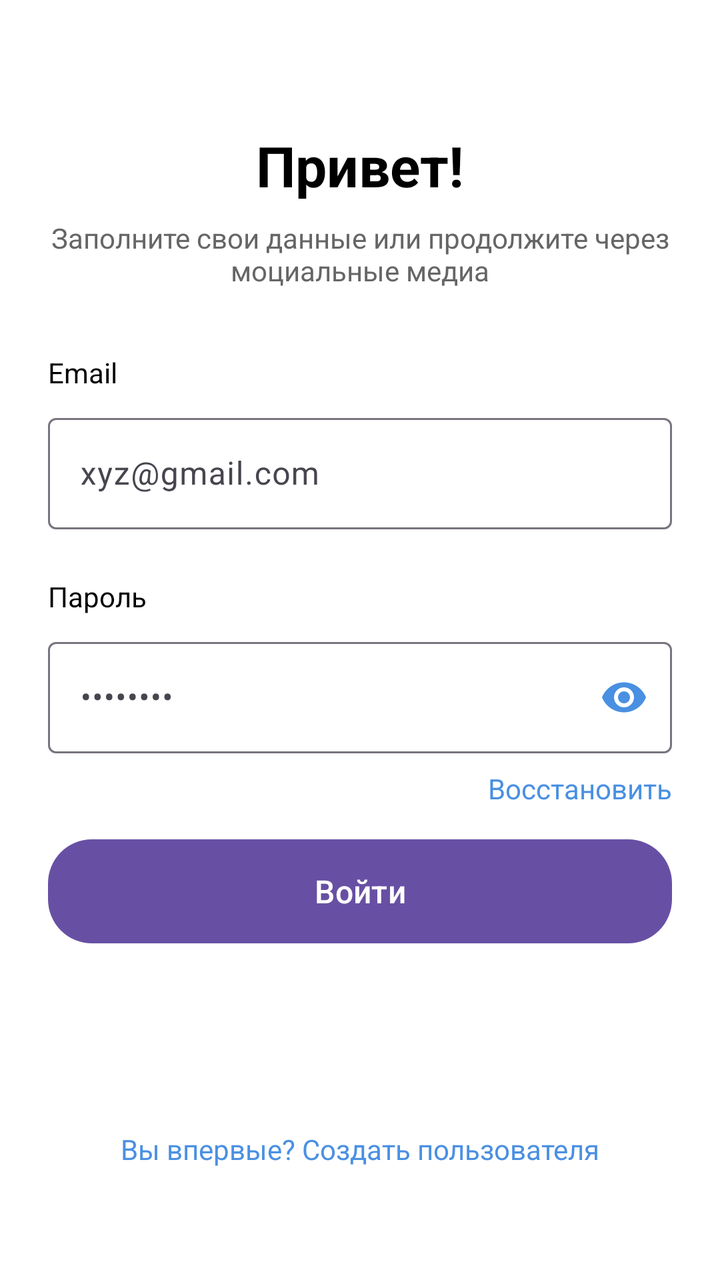
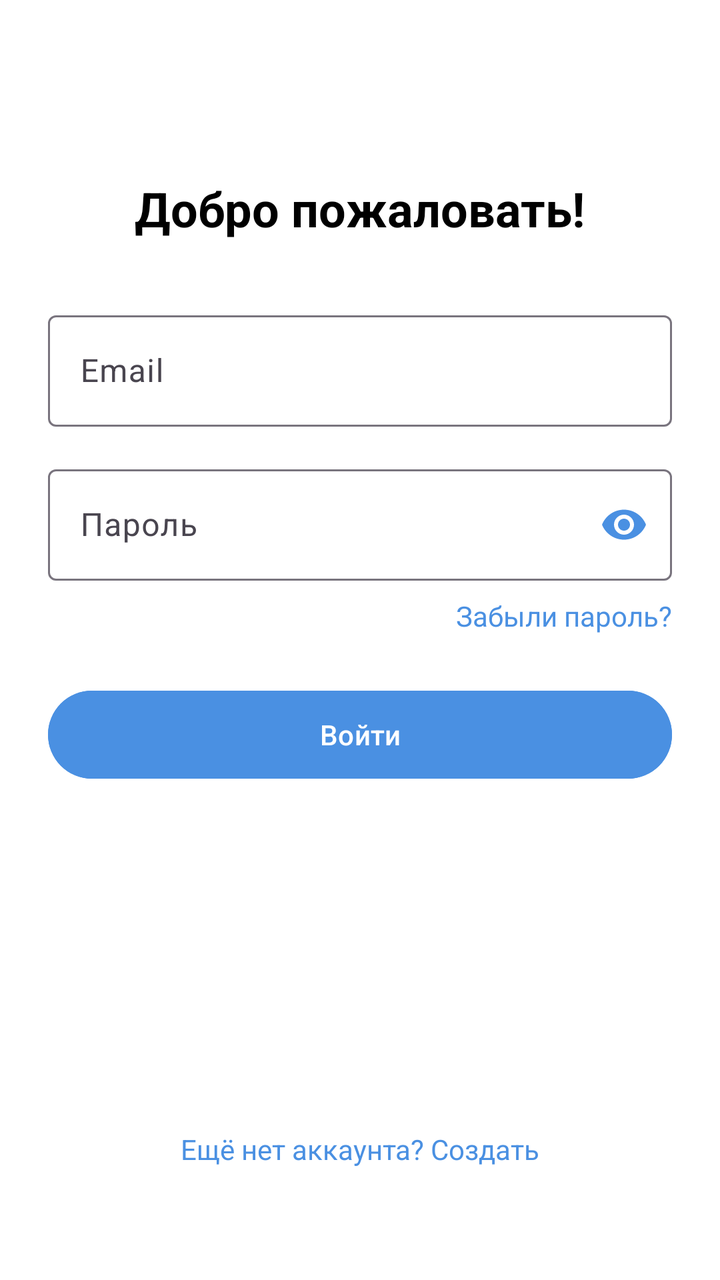

Screens rendered from an Android XML layout before and after an edit, with the pre-edit source and the edit as a unified diff.
<!-- AndroidManifest.xml: application theme Theme.SmartHome -->
<!-- res/layout/activity_login.xml -->
<?xml version="1.0" encoding="utf-8"?>
<androidx.constraintlayout.widget.ConstraintLayout
    xmlns:android="http://schemas.android.com/apk/res/android"
    xmlns:app="http://schemas.android.com/apk/res-auto"
    xmlns:tools="http://schemas.android.com/tools"
    android:layout_width="match_parent"
    android:layout_height="match_parent"
    android:padding="24dp"
    android:background="@color/white"
    tools:context=".LoginActivity">

    
    <TextView
        android:id="@+id/tvWelcome"
        android:layout_width="wrap_content"
        android:layout_height="wrap_content"
        android:text="Привет!"
        android:textSize="28sp"
        android:textStyle="bold"
        android:textColor="@color/black"
        app:layout_constraintTop_toTopOf="parent"
        app:layout_constraintStart_toStartOf="parent"
        app:layout_constraintEnd_toEndOf="parent"
        android:layout_marginTop="40dp" />

    
    <TextView
        android:id="@+id/tvSubtitle"
        android:layout_width="0dp"
        android:layout_height="wrap_content"
        android:text="Заполните cвои данные или продолжите через моциальные медиа"
        android:textSize="14sp"
        android:textColor="#666666"
        android:gravity="center"
        app:layout_constraintTop_toBottomOf="@+id/tvWelcome"
        app:layout_constraintStart_toStartOf="parent"
        app:layout_constraintEnd_toEndOf="parent"
        android:layout_marginTop="8dp" />

    
    <TextView
        android:id="@+id/tvEmailLabel"
        android:layout_width="wrap_content"
        android:layout_height="wrap_content"
        android:text="Email"
        android:textSize="14sp"
        android:textColor="@color/black"
        android:layout_marginTop="32dp"
        app:layout_constraintTop_toBottomOf="@+id/tvSubtitle"
        app:layout_constraintStart_toStartOf="parent" />

    <com.google.android.material.textfield.TextInputLayout
        android:id="@+id/tilEmail"
        android:layout_width="0dp"
        android:layout_height="wrap_content"
        app:layout_constraintTop_toBottomOf="@+id/tvEmailLabel"
        app:layout_constraintStart_toStartOf="parent"
        app:layout_constraintEnd_toEndOf="parent"
        android:layout_marginTop="8dp"
        style="@style/Widget.Material3.TextInputLayout.OutlinedBox">

        <com.google.android.material.textfield.TextInputEditText
            android:id="@+id/etEmail"
            android:layout_width="match_parent"
            android:layout_height="wrap_content"
            android:hint="xyz@gmail.com"
            android:inputType="textEmailAddress"
            android:textColor="@color/black"
            android:textColorHint="#888888" />
    </com.google.android.material.textfield.TextInputLayout>

    
    <TextView
        android:id="@+id/tvPasswordLabel"
        android:layout_width="wrap_content"
        android:layout_height="wrap_content"
        android:text="Пароль"
        android:textSize="14sp"
        android:textColor="@color/black"
        android:layout_marginTop="24dp"
        app:layout_constraintTop_toBottomOf="@+id/tilEmail"
        app:layout_constraintStart_toStartOf="parent" />

    <com.google.android.material.textfield.TextInputLayout
        android:id="@+id/tilPassword"
        android:layout_width="0dp"
        android:layout_height="wrap_content"
        app:layout_constraintTop_toBottomOf="@+id/tvPasswordLabel"
        app:layout_constraintStart_toStartOf="parent"
        app:layout_constraintEnd_toEndOf="parent"
        android:layout_marginTop="8dp"
        app:passwordToggleEnabled="true"
        app:passwordToggleTint="@color/blue_500"
        style="@style/Widget.Material3.TextInputLayout.OutlinedBox">

        <com.google.android.material.textfield.TextInputEditText
            android:id="@+id/etPassword"
            android:layout_width="match_parent"
            android:layout_height="wrap_content"
            android:hint="••••••••"
            android:inputType="textPassword"
            android:textColor="@color/black"
            android:textColorHint="#888888" />

    </com.google.android.material.textfield.TextInputLayout>

    
    <TextView
        android:id="@+id/tvForgotPassword"
        android:layout_width="wrap_content"
        android:layout_height="wrap_content"
        android:text="Восстановить"
        android:textSize="14sp"
        android:textColor="@color/blue_500"
        android:clickable="true"
        android:focusable="true"
        android:background="?attr/selectableItemBackground"
        app:layout_constraintTop_toBottomOf="@+id/tilPassword"
        app:layout_constraintEnd_toEndOf="parent"
        android:layout_marginTop="8dp" />

    
    <Button
        android:id="@+id/btnLogin"
        android:layout_width="0dp"
        android:layout_height="52dp"
        android:text="Войти"
        android:textSize="16sp"
        android:textColor="@color/white"
        android:background="@drawable/bg_button_login"
        app:layout_constraintTop_toBottomOf="@+id/tvForgotPassword"
        app:layout_constraintStart_toStartOf="parent"
        app:layout_constraintEnd_toEndOf="parent"
        android:layout_marginTop="16dp" />

    
    <TextView
        android:id="@+id/tvCreateAccount"
        android:layout_width="wrap_content"
        android:layout_height="wrap_content"
        android:text="Вы впервые? Создать пользователя"
        android:textSize="14sp"
        android:textColor="@color/blue_500"
        android:clickable="true"
        android:focusable="true"
        android:background="?attr/selectableItemBackground"
        app:layout_constraintBottom_toBottomOf="parent"
        app:layout_constraintStart_toStartOf="parent"
        app:layout_constraintEnd_toEndOf="parent"
        android:layout_marginBottom="32dp" />

</androidx.constraintlayout.widget.ConstraintLayout>
<!-- resources referenced by this layout -->
<resources>
  <color name="black">#FF000000</color>
  <color name="blue_500">#4A90E2</color>
  <color name="white">#FFFFFF</color>
  <!-- drawable bg_button_login (drawable) -->
  <?xml version="1.0" encoding="utf-8"?>
  <shape xmlns:android="http://schemas.android.com/apk/res/android">
      <solid android:color="@color/blue_500" />
      <corners android:radius="22dp" />
  </shape>
  <style name="Theme.SmartHome" parent="Base.Theme.SmartHome" />
  <style name="Base.Theme.SmartHome" parent="Theme.Material3.DayNight.NoActionBar">
          
          
      </style>
</resources>

<!-- the commit's change to res/layout/activity_login.xml (unified diff, before → after) -->
@@ -2,122 +2,82 @@
 <androidx.constraintlayout.widget.ConstraintLayout
     xmlns:android="http://schemas.android.com/apk/res/android"
     xmlns:app="http://schemas.android.com/apk/res-auto"
-    xmlns:tools="http://schemas.android.com/tools"
     android:layout_width="match_parent"
     android:layout_height="match_parent"
     android:padding="24dp"
-    android:background="@color/white"
-    tools:context=".LoginActivity">
+    android:background="@color/white">
 
     
     <TextView
         android:id="@+id/tvWelcome"
         android:layout_width="wrap_content"
         android:layout_height="wrap_content"
-        android:text="Привет!"
-        android:textSize="28sp"
+        android:text="Добро пожаловать!"
+        android:textSize="24sp"
         android:textStyle="bold"
         android:textColor="@color/black"
         app:layout_constraintTop_toTopOf="parent"
         app:layout_constraintStart_toStartOf="parent"
         app:layout_constraintEnd_toEndOf="parent"
-        android:layout_marginTop="40dp" />
+        android:layout_marginTop="64dp" />
 
     
-    <TextView
-        android:id="@+id/tvSubtitle"
-        android:layout_width="0dp"
-        android:layout_height="wrap_content"
-        android:text="Заполните cвои данные или продолжите через моциальные медиа"
-        android:textSize="14sp"
-        android:textColor="#666666"
-        android:gravity="center"
-        app:layout_constraintTop_toBottomOf="@+id/tvWelcome"
-        app:layout_constraintStart_toStartOf="parent"
-        app:layout_constraintEnd_toEndOf="parent"
-        android:layout_marginTop="8dp" />
-
-    
-    <TextView
-        android:id="@+id/tvEmailLabel"
-        android:layout_width="wrap_content"
-        android:layout_height="wrap_content"
-        android:text="Email"
-        android:textSize="14sp"
-        android:textColor="@color/black"
-        android:layout_marginTop="32dp"
-        app:layout_constraintTop_toBottomOf="@+id/tvSubtitle"
-        app:layout_constraintStart_toStartOf="parent" />
-
     <com.google.android.material.textfield.TextInputLayout
         android:id="@+id/tilEmail"
         android:layout_width="0dp"
         android:layout_height="wrap_content"
-        app:layout_constraintTop_toBottomOf="@+id/tvEmailLabel"
+        android:layout_marginTop="32dp"
+        style="@style/Widget.Material3.TextInputLayout.OutlinedBox"
+        app:layout_constraintTop_toBottomOf="@+id/tvWelcome"
         app:layout_constraintStart_toStartOf="parent"
-        app:layout_constraintEnd_toEndOf="parent"
-        android:layout_marginTop="8dp"
-        style="@style/Widget.Material3.TextInputLayout.OutlinedBox">
+        app:layout_constraintEnd_toEndOf="parent">
 
         <com.google.android.material.textfield.TextInputEditText
             android:id="@+id/etEmail"
             android:layout_width="match_parent"
             android:layout_height="wrap_content"
-            android:hint="xyz@gmail.com"
+            android:hint="Email"
             android:inputType="textEmailAddress"
             android:textColor="@color/black"
-            android:textColorHint="#888888" />
+            android:textColorHint="#999999" />
+
     </com.google.android.material.textfield.TextInputLayout>
 
     
-    <TextView
-        android:id="@+id/tvPasswordLabel"
-        android:layout_width="wrap_content"
-        android:layout_height="wrap_content"
-        android:text="Пароль"
-        android:textSize="14sp"
-        android:textColor="@color/black"
-        android:layout_marginTop="24dp"
-        app:layout_constraintTop_toBottomOf="@+id/tilEmail"
-        app:layout_constraintStart_toStartOf="parent" />
-
     <com.google.android.material.textfield.TextInputLayout
         android:id="@+id/tilPassword"
         android:layout_width="0dp"
         android:layout_height="wrap_content"
-        app:layout_constraintTop_toBottomOf="@+id/tvPasswordLabel"
-        app:layout_constraintStart_toStartOf="parent"
-        app:layout_constraintEnd_toEndOf="parent"
-        android:layout_marginTop="8dp"
+        android:layout_marginTop="16dp"
         app:passwordToggleEnabled="true"
         app:passwordToggleTint="@color/blue_500"
-        style="@style/Widget.Material3.TextInputLayout.OutlinedBox">
+        style="@style/Widget.Material3.TextInputLayout.OutlinedBox"
+        app:layout_constraintTop_toBottomOf="@+id/tilEmail"
+        app:layout_constraintStart_toStartOf="parent"
+        app:layout_constraintEnd_toEndOf="parent">
 
         <com.google.android.material.textfield.TextInputEditText
             android:id="@+id/etPassword"
             android:layout_width="match_parent"
             android:layout_height="wrap_content"
-            android:hint="••••••••"
+            android:hint="Пароль"
             android:inputType="textPassword"
             android:textColor="@color/black"
-            android:textColorHint="#888888" />
+            android:textColorHint="#999999" />
 
     </com.google.android.material.textfield.TextInputLayout>
 
     
     <TextView
-        android:id="@+id/tvForgotPassword"
+        android:id="@+id/tvForgot"
         android:layout_width="wrap_content"
         android:layout_height="wrap_content"
-        android:text="Восстановить"
+        android:text="Забыли пароль?"
         android:textSize="14sp"
         android:textColor="@color/blue_500"
-        android:clickable="true"
-        android:focusable="true"
-        android:background="?attr/selectableItemBackground"
+        android:layout_marginTop="8dp"
         app:layout_constraintTop_toBottomOf="@+id/tilPassword"
-        app:layout_constraintEnd_toEndOf="parent"
-        android:layout_marginTop="8dp" />
+        app:layout_constraintEnd_toEndOf="parent" />
 
     
     <Button
@@ -125,28 +85,24 @@
         android:layout_width="0dp"
         android:layout_height="52dp"
         android:text="Войти"
-        android:textSize="16sp"
         android:textColor="@color/white"
-        android:background="@drawable/bg_button_login"
-        app:layout_constraintTop_toBottomOf="@+id/tvForgotPassword"
+        android:backgroundTint="@color/blue_500"
+        android:layout_marginTop="24dp"
+        app:layout_constraintTop_toBottomOf="@+id/tvForgot"
         app:layout_constraintStart_toStartOf="parent"
-        app:layout_constraintEnd_toEndOf="parent"
-        android:layout_marginTop="16dp" />
+        app:layout_constraintEnd_toEndOf="parent" />
 
     
     <TextView
-        android:id="@+id/tvCreateAccount"
+        android:id="@+id/tvRegister"
         android:layout_width="wrap_content"
         android:layout_height="wrap_content"
-        android:text="Вы впервые? Создать пользователя"
+        android:text="Ещё нет аккаунта? Создать"
         android:textSize="14sp"
         android:textColor="@color/blue_500"
-        android:clickable="true"
-        android:focusable="true"
-        android:background="?attr/selectableItemBackground"
+        android:layout_marginBottom="32dp"
         app:layout_constraintBottom_toBottomOf="parent"
         app:layout_constraintStart_toStartOf="parent"
-        app:layout_constraintEnd_toEndOf="parent"
-        android:layout_marginBottom="32dp" />
+        app:layout_constraintEnd_toEndOf="parent" />
 
 </androidx.constraintlayout.widget.ConstraintLayout>
<!-- resource entries referenced after the edit -->
@@ -3,12 +3,6 @@
   <color name="black">#FF000000</color>
   <color name="blue_500">#4A90E2</color>
   <color name="white">#FFFFFF</color>
-  <!-- drawable bg_button_login (drawable) -->
-  <?xml version="1.0" encoding="utf-8"?>
-  <shape xmlns:android="http://schemas.android.com/apk/res/android">
-      <solid android:color="@color/blue_500" />
-      <corners android:radius="22dp" />
-  </shape>
   <style name="Theme.SmartHome" parent="Base.Theme.SmartHome" />
   <style name="Base.Theme.SmartHome" parent="Theme.Material3.DayNight.NoActionBar">
           
